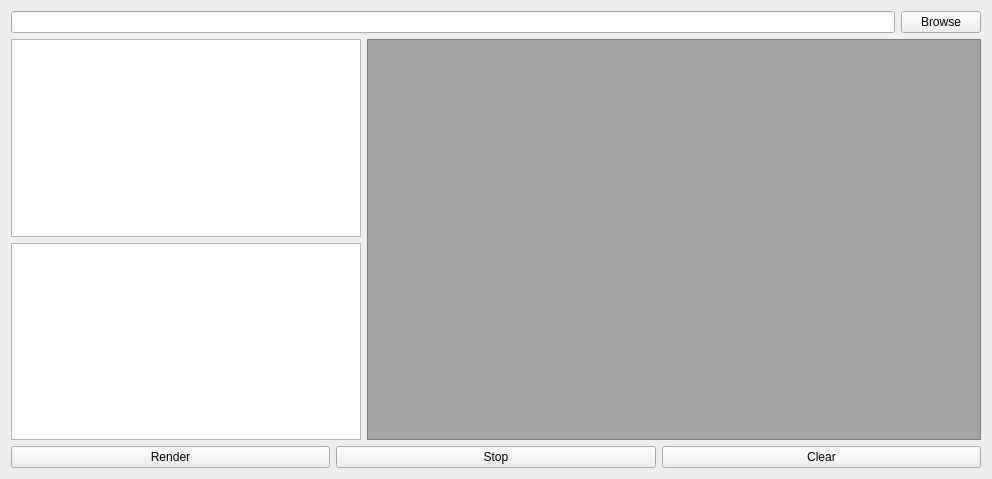
Before: the Qt Designer form UI/nukeTerminal_UI.ui in rameshbabuvfx/nuke_terminal_render, drawn with Qt 5.
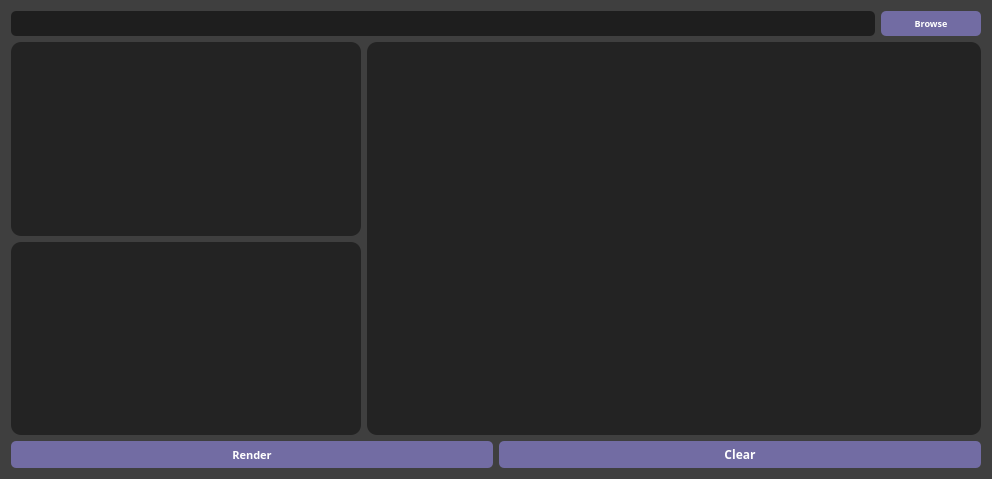
After: the same form once the commit is applied.

The edit to the form file:
```diff
--- a/UI/nukeTerminal_UI.ui
+++ b/UI/nukeTerminal_UI.ui
@@ -16,6 +16,9 @@
   <property name="windowTitle">
    <string>Form</string>
   </property>
+  <property name="styleSheet">
+   <string notr="true">background-color: rgb(63, 63, 63);</string>
+  </property>
   <layout class="QGridLayout" name="gridLayout_2">
    <item row="2" column="0">
     <layout class="QHBoxLayout" name="horizontalLayout">
@@ -24,20 +27,67 @@
      </property>
      <item>
       <widget class="QPushButton" name="render_pushButton">
+       <property name="minimumSize">
+        <size>
+         <width>0</width>
+         <height>27</height>
+        </size>
+       </property>
+       <property name="font">
+        <font>
+         <family>MS Reference Sans Serif</family>
+         <pointsize>8</pointsize>
+         <weight>75</weight>
+         <bold>true</bold>
+         <strikeout>false</strikeout>
+        </font>
+       </property>
+       <property name="cursor">
+        <cursorShape>PointingHandCursor</cursorShape>
+       </property>
+       <property name="styleSheet">
+        <string notr="true">QPushButton{
+	background-color: rgb(114, 108, 163);
+	color: rgb(255, 255, 255);
+	border-radius:5px;
+}
+QPushButton:pressed{
+	background-color: rgb(85, 81, 122);
+}</string>
+       </property>
        <property name="text">
         <string>Render</string>
        </property>
       </widget>
      </item>
-     <item>
-      <widget class="QPushButton" name="stop_pushButton">
-       <property name="text">
-        <string>Stop</string>
-       </property>
-      </widget>
-     </item>
      <item>
       <widget class="QPushButton" name="clear_pushButton">
+       <property name="minimumSize">
+        <size>
+         <width>0</width>
+         <height>27</height>
+        </size>
+       </property>
+       <property name="font">
+        <font>
+         <family>MS Reference Sans Serif</family>
+         <weight>75</weight>
+         <bold>true</bold>
+        </font>
+       </property>
+       <property name="cursor">
+        <cursorShape>PointingHandCursor</cursorShape>
+       </property>
+       <property name="styleSheet">
+        <string notr="true">QPushButton{
+	background-color: rgb(114, 108, 163);
+	color: rgb(255, 255, 255);
+	border-radius:5px;
+}
+QPushButton:pressed{
+	background-color: rgb(85, 81, 122);
+}</string>
+       </property>
        <property name="text">
         <string>Clear</string>
        </property>
@@ -55,11 +105,51 @@
          <height>16777215</height>
         </size>
        </property>
+       <property name="font">
+        <font>
+         <family>MS Reference Sans Serif</family>
+         <pointsize>7</pointsize>
+        </font>
+       </property>
+       <property name="styleSheet">
+        <string notr="true">QListWidget{
+	selection-background-color: rgb(85, 170, 127);
+	background-color: rgb(35, 35, 35);
+	color: rgb(204, 204, 204);
+	border-radius:10px;
+}</string>
+       </property>
+       <property name="frameShape">
+        <enum>QFrame::NoFrame</enum>
+       </property>
        <property name="selectionMode">
         <enum>QAbstractItemView::MultiSelection</enum>
        </property>
       </widget>
      </item>
+     <item row="0" column="1" rowspan="2">
+      <widget class="QTextEdit" name="terminal_plainTextEdit">
+       <property name="font">
+        <font>
+         <family>MS Reference Sans Serif</family>
+        </font>
+       </property>
+       <property name="acceptDrops">
+        <bool>false</bool>
+       </property>
+       <property name="styleSheet">
+        <string notr="true">background-color: rgb(35, 35, 35);
+color: rgb(204, 204, 204);
+border-radius:10px;</string>
+       </property>
+       <property name="frameShape">
+        <enum>QFrame::NoFrame</enum>
+       </property>
+       <property name="readOnly">
+        <bool>true</bool>
+       </property>
+      </widget>
+     </item>
      <item row="0" column="0">
       <widget class="QListWidget" name="nuke_file_listWidget">
        <property name="maximumSize">
@@ -68,9 +158,26 @@
          <height>16777215</height>
         </size>
        </property>
+       <property name="font">
+        <font>
+         <family>MS Reference Sans Serif</family>
+         <pointsize>7</pointsize>
+        </font>
+       </property>
        <property name="acceptDrops">
         <bool>true</bool>
        </property>
+       <property name="styleSheet">
+        <string notr="true">QListWidget{
+	selection-background-color: rgb(85, 170, 127);
+	background-color: rgb(35, 35, 35);
+	color: rgb(204, 204, 204);
+	border-radius:10px;
+}</string>
+       </property>
+       <property name="frameShape">
+        <enum>QFrame::NoFrame</enum>
+       </property>
        <property name="dragDropMode">
         <enum>QAbstractItemView::DropOnly</enum>
        </property>
@@ -82,25 +189,6 @@
        </property>
       </widget>
      </item>
-     <item row="0" column="1" rowspan="2">
-      <widget class="QTextEdit" name="terminal_plainTextEdit">
-       <property name="font">
-        <font>
-         <family>MS Reference Sans Serif</family>
-        </font>
-       </property>
-       <property name="acceptDrops">
-        <bool>false</bool>
-       </property>
-       <property name="styleSheet">
-        <string notr="true">background-color: rgb(163, 163, 163);
-color: rgb(7, 7, 7);</string>
-       </property>
-       <property name="readOnly">
-        <bool>false</bool>
-       </property>
-      </widget>
-     </item>
     </layout>
    </item>
    <item row="0" column="0">
@@ -109,10 +197,59 @@
       <number>0</number>
      </property>
      <item>
-      <widget class="QLineEdit" name="nuke_exec_lineEdit"/>
+      <widget class="QLineEdit" name="nuke_exec_lineEdit">
+       <property name="minimumSize">
+        <size>
+         <width>0</width>
+         <height>25</height>
+        </size>
+       </property>
+       <property name="font">
+        <font>
+         <family>MS Reference Sans Serif</family>
+        </font>
+       </property>
+       <property name="styleSheet">
+        <string notr="true">QLineEdit{
+	background-color: rgb(30, 30, 30);
+	color: rgb(204, 204, 204);
+	border-radius:5px;
+}</string>
+       </property>
+       <property name="cursorMoveStyle">
+        <enum>Qt::LogicalMoveStyle</enum>
+       </property>
+      </widget>
      </item>
      <item>
       <widget class="QPushButton" name="browse_pushButton">
+       <property name="minimumSize">
+        <size>
+         <width>100</width>
+         <height>25</height>
+        </size>
+       </property>
+       <property name="font">
+        <font>
+         <family>MS Reference Sans Serif</family>
+         <pointsize>7</pointsize>
+         <weight>75</weight>
+         <bold>true</bold>
+        </font>
+       </property>
+       <property name="cursor">
+        <cursorShape>PointingHandCursor</cursorShape>
+       </property>
+       <property name="styleSheet">
+        <string notr="true">QPushButton{
+	background-color: rgb(114, 108, 163);
+	color: rgb(255, 255, 255);
+	border-radius:5px;
+}
+QPushButton:pressed{
+	background-color: rgb(85, 81, 122);
+}</string>
+       </property>
        <property name="text">
         <string>Browse</string>
        </property>
```
Left out of the diff: 2 changed lines with no effect on the pictures.
